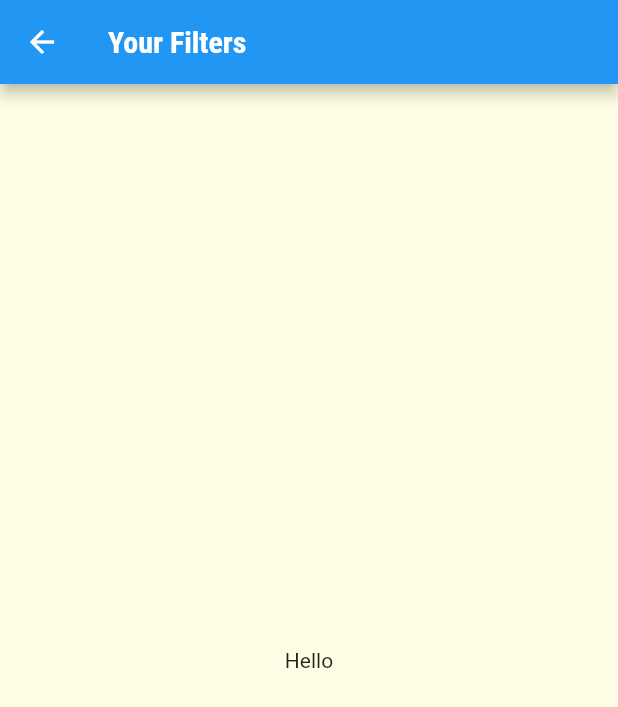
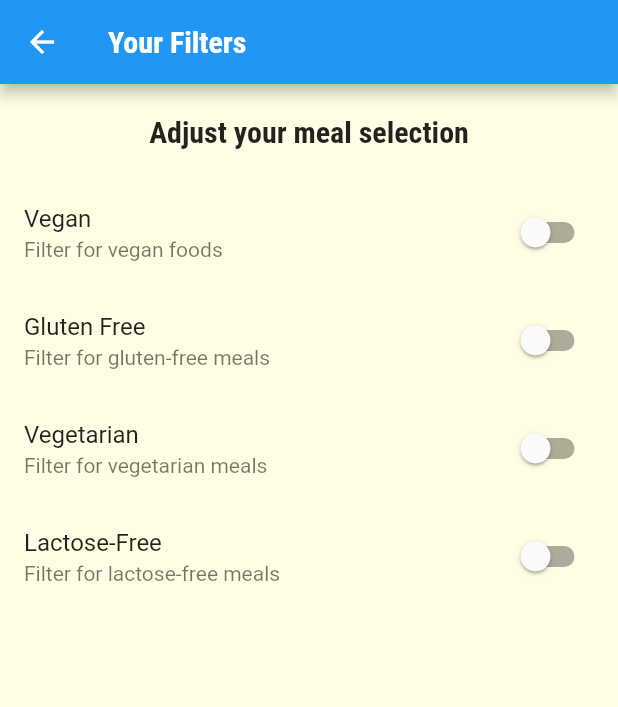
Before and after one commit to soulandbone/foods_app, a Flutter app: the FiltersScreen screen opened by its route, on a phone screen of 412 x 824 dp. Shown: the top 707 px of the screen. Run offline on Flutter 3.47's test engine with Material 2 defaults, Android fonts, the phone set to English and light mode, and no system bars.

Commit message:
Added Filters UI

```diff
--- a/lib/screens/category_meals_screen.dart
+++ b/lib/screens/category_meals_screen.dart
@@ -44,7 +44,7 @@ class _CategoryMealsScreenState extends State<CategoryMealsScreen> {
   @override
   Widget build(BuildContext context) {
     return Scaffold(
-      appBar: AppBar(title: Text(title!)),
+      appBar: AppBar(title: Text(title)),
       body: ListView.builder(
         itemBuilder: ((context, index) {
           return InkWell(
--- a/lib/screens/filters_screen.dart
+++ b/lib/screens/filters_screen.dart
@@ -1,16 +1,73 @@
 import 'package:flutter/material.dart';
 import '../widgets/main_drawer.dart';
 
-class FiltersScreen extends StatelessWidget {
+class FiltersScreen extends StatefulWidget {
   static const routeName = '/filters_screen';
+
+  @override
+  State<FiltersScreen> createState() => _FiltersScreenState();
+}
+
+class _FiltersScreenState extends State<FiltersScreen> {
+  var _vegan = false;
+  var _glutenFree = false;
+  var _vegetarian = false;
+  var _lactoseFree = false;
+
+  Widget buildSwitchListTile(String title, String description,
+      bool booleanFilter, Function(bool) _updateValue) {
+    return SwitchListTile(
+        title: Text(title),
+        subtitle: Text(description),
+        value: booleanFilter,
+        onChanged: _updateValue);
+  }
 
   @override
   Widget build(BuildContext context) {
     return Scaffold(
         //drawer: MainDrawer(),
         appBar: AppBar(title: Text('Your Filters')),
-        body: Center(
-          child: Text('Hello'),
+        body: Column(
+          children: [
+            Container(
+              padding: EdgeInsets.all(20),
+              child: Text(
+                'Adjust your meal selection',
+                style: Theme.of(context).textTheme.headline6,
+              ),
+            ),
+            Expanded(
+              child: ListView(children: [
+                buildSwitchListTile('Vegan', 'Filter for vegan foods', _vegan,
+                    (value) {
+                  setState(() {
+                    _vegan = value;
+                  });
+                }),
+                buildSwitchListTile(
+                    'Gluten Free', 'Filter for gluten-free meals', _glutenFree,
+                    (value) {
+                  setState(() {
+                    _glutenFree = value;
+                  });
+                }),
+                buildSwitchListTile(
+                    'Vegetarian', 'Filter for vegetarian meals', _vegetarian,
+                    (value) {
+                  setState(() {
+                    _vegetarian = value;
+                  });
+                }),
+                buildSwitchListTile('Lactose-Free',
+                    'Filter for lactose-free meals', _lactoseFree, (value) {
+                  setState(() {
+                    _lactoseFree = value;
+                  });
+                })
+              ]),
+            )
+          ],
         ));
   }
 }
```
